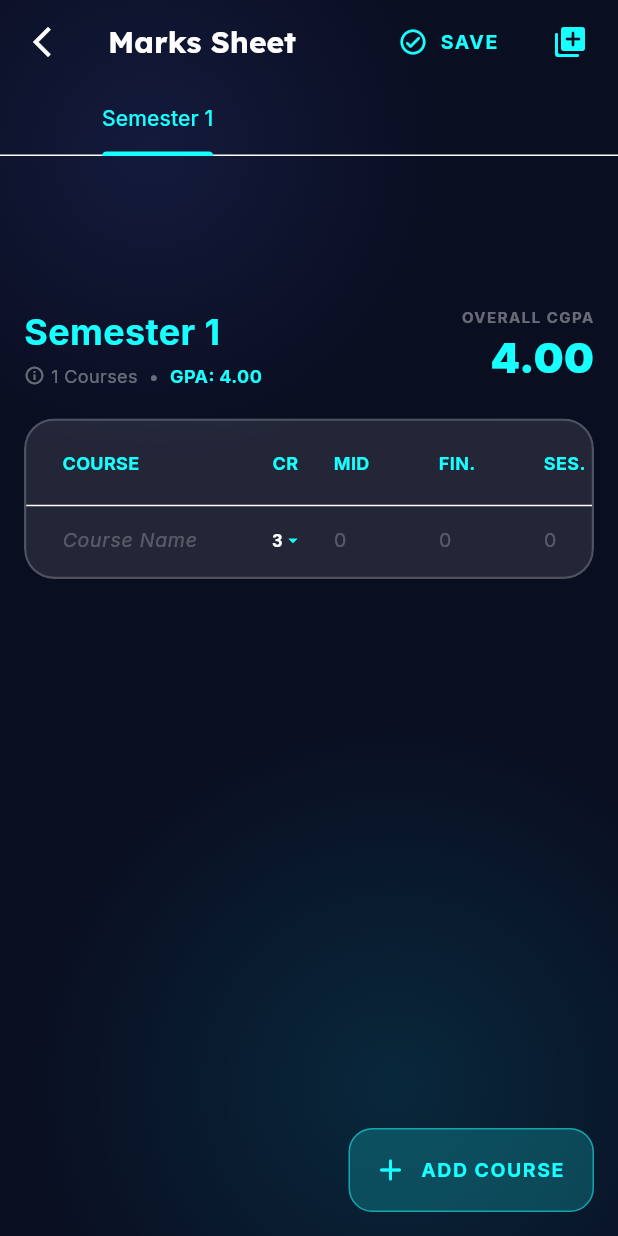
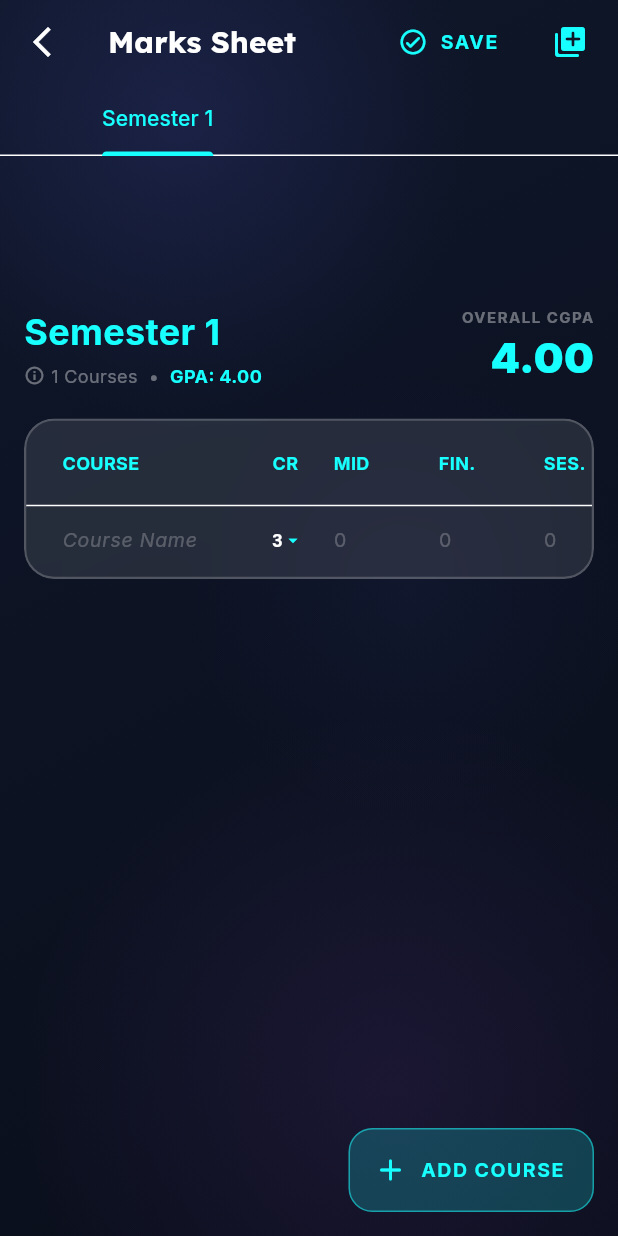
Before and after one commit to Jibrankhan0/cgpa_calculator, a Flutter app: the MarksSheetScreen screen opened directly, on a phone screen of 412 x 824 dp. Run offline on Flutter 3.47's test engine with Material 3 defaults, Android fonts, the phone set to English and light mode, and no system bars; our stand-ins replace flutter_animate, flutter_riverpod, google_fonts, shared_preferences; accounts and stored records are empty.

Commit message:
feat: update MeshGradientBackground with dark premium gradient theme

```diff
--- a/lib/widgets/mesh_gradient_background.dart
+++ b/lib/widgets/mesh_gradient_background.dart
@@ -1,5 +1,5 @@
-import 'dart:ui';
 import 'package:flutter/material.dart';
+import '../theme/app_theme.dart';
 
 class MeshGradientBackground extends StatelessWidget {
   final Widget child;
@@ -10,16 +10,24 @@ class MeshGradientBackground extends StatelessWidget {
   Widget build(BuildContext context) {
     return Stack(
       children: [
-        // Isolated Background layer
         RepaintBoundary(
+          child: Container(
+            decoration: const BoxDecoration(
+              gradient: LinearGradient(
+                begin: Alignment.topLeft,
+                end: Alignment.bottomRight,
+                colors: [
+                  AppTheme.bgGradientStart,
+                  AppTheme.bgPrimary,
+                ],
+              ),
+            ),
             child: Stack(
               children: [
-              // Base dark background
-              Container(color: const Color(0xFF0A0E21)),
-              // Deep Indigo Glow
+                // Indigo glow top-left
                 Positioned(
-                top: -100,
-                left: -100,
+                  top: -120,
+                  left: -80,
                   child: Container(
                     width: 400,
                     height: 400,
@@ -27,14 +35,14 @@ class MeshGradientBackground extends StatelessWidget {
                       shape: BoxShape.circle,
                       gradient: RadialGradient(
                         colors: [
-                        const Color(0xFF3F51B5).withValues(alpha: 0.3),
-                        const Color(0xFF3F51B5).withValues(alpha: 0.0),
+                          AppTheme.accentPrimary.withValues(alpha: 0.15),
+                          AppTheme.accentPrimary.withValues(alpha: 0.0),
                         ],
                       ),
                     ),
                   ),
                 ),
-              // Cyan Glow
+                // Purple glow bottom-right
                 Positioned(
                   bottom: -150,
                   right: -100,
@@ -45,20 +53,35 @@ class MeshGradientBackground extends StatelessWidget {
                       shape: BoxShape.circle,
                       gradient: RadialGradient(
                         colors: [
-                        const Color(0xFF00E5FF).withValues(alpha: 0.2),
-                        const Color(0xFF00E5FF).withValues(alpha: 0.0),
+                          AppTheme.accentSecondary.withValues(alpha: 0.1),
+                          AppTheme.accentSecondary.withValues(alpha: 0.0),
                         ],
                       ),
                     ),
                   ),
                 ),
-              // Frosted overlay - Replaced expensive BackdropFilter with a simple color overlay
-              Container(color: const Color(0xFF0A0E21).withValues(alpha: 0.4)),
+                // Subtle center glow
+                Positioned(
+                  top: MediaQuery.of(context).size.height * 0.3,
+                  left: MediaQuery.of(context).size.width * 0.3,
+                  child: Container(
+                    width: 300,
+                    height: 300,
+                    decoration: BoxDecoration(
+                      shape: BoxShape.circle,
+                      gradient: RadialGradient(
+                        colors: [
+                          AppTheme.accentPrimary.withValues(alpha: 0.05),
+                          AppTheme.accentPrimary.withValues(alpha: 0.0),
                         ],
                       ),
                     ),
-
-        // Content
+                  ),
+                ),
+              ],
+            ),
+          ),
+        ),
         SafeArea(child: child),
       ],
     );
```
Lines whose indentation alone changed are shown as unchanged.
